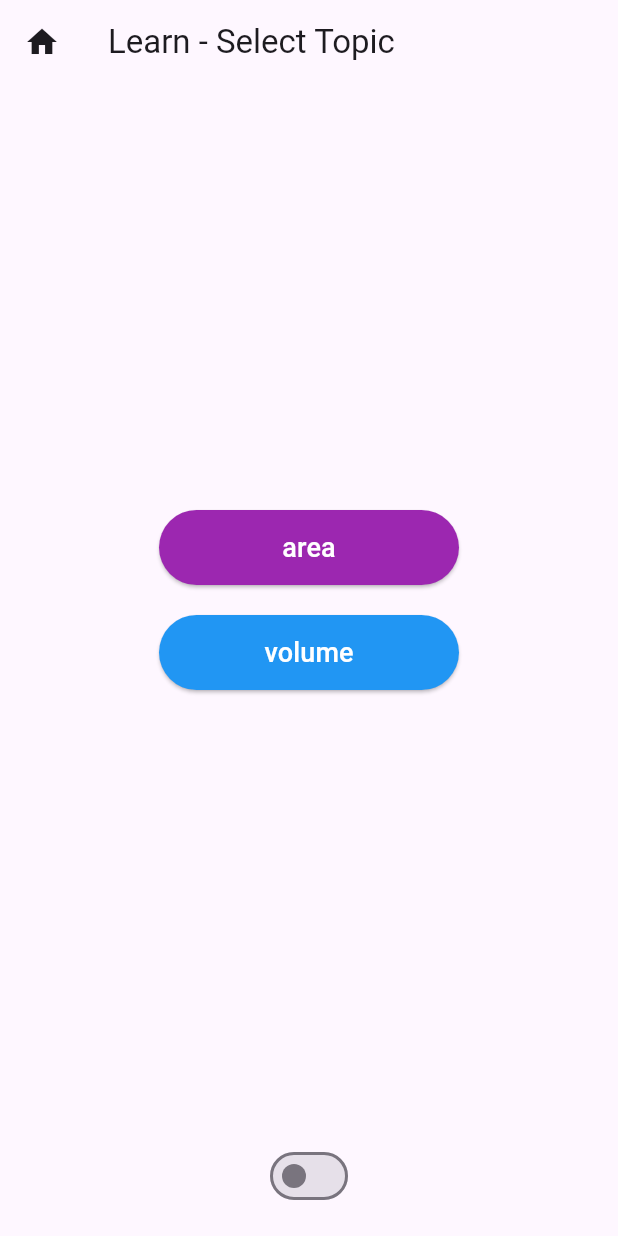
After one commit to nisarg-github2000/area-and-volumes, a Flutter app: the screen it shows after launch, after a tap on "Learn", on a phone screen of 412 x 824 dp. The commit adds this screen. Run offline on Flutter 3.47's test engine with Material 3 defaults, Android fonts, the light colour scheme and no system bars; our stand-ins replace logger.

Commit message:
added learn_page.dart and integrated with main.dart

```diff
--- /dev/null
+++ b/lib/app_localizations.dart
@@ -0,0 +1,55 @@
+import 'dart:async';
+import 'dart:convert';
+import 'package:flutter/material.dart';
+import 'package:flutter/services.dart';
+
+class AppLocalizations {
+  final Locale locale;
+
+  AppLocalizations(this.locale);
+
+  static AppLocalizations? of(BuildContext context) {
+    return Localizations.of<AppLocalizations>(context, AppLocalizations);
+  }
+
+  static const LocalizationsDelegate<AppLocalizations> delegate =
+      _AppLocalizationsDelegate();
+
+  late Map<String, String> _localizedStrings;
+
+  Future<bool> load() async {
+    String jsonString = await rootBundle
+        .loadString('assets/translations/${locale.languageCode}.json');
+    Map<String, dynamic> jsonMap = json.decode(jsonString);
+
+    _localizedStrings = jsonMap.map((key, value) {
+      return MapEntry(key, value.toString());
+    });
+
+    return true;
+  }
+
+  String? translate(String key) {
+    return _localizedStrings[key];
+  }
+}
+
+class _AppLocalizationsDelegate
+    extends LocalizationsDelegate<AppLocalizations> {
+  const _AppLocalizationsDelegate();
+
+  @override
+  bool isSupported(Locale locale) {
+    return ['en', 'es'].contains(locale.languageCode);
+  }
+
+  @override
+  Future<AppLocalizations> load(Locale locale) async {
+    AppLocalizations localizations = AppLocalizations(locale);
+    await localizations.load();
+    return localizations;
+  }
+
+  @override
+  bool shouldReload(_AppLocalizationsDelegate old) => false;
+}
--- /dev/null
+++ b/lib/learn_page.dart
@@ -0,0 +1,65 @@
+import 'package:flutter/material.dart';
+import 'package:area_and_volume/app_localizations.dart';
+
+class LearnPage extends StatelessWidget {
+  const LearnPage({Key? key}) : super(key: key);
+
+  @override
+  Widget build(BuildContext context) {
+    return Scaffold(
+      appBar: AppBar(
+        leading: IconButton(
+          icon: const Icon(Icons.home),
+          onPressed: () {
+            Navigator.of(context).pop();
+          },
+        ),
+        title: Text(
+            AppLocalizations.of(context)!.translate('learn_select_topic') ??
+                'Learn - Select Topic'),
+      ),
+      body: Center(
+        child: Column(
+          mainAxisAlignment: MainAxisAlignment.center,
+          children: [
+            _buildButton(context, 'area', Colors.purple),
+            const SizedBox(height: 20),
+            _buildButton(context, 'volume', Colors.blue),
+          ],
+        ),
+      ),
+      bottomNavigationBar: Padding(
+        padding: const EdgeInsets.all(16.0),
+        child: Switch(
+          value: Localizations.localeOf(context).languageCode == 'es',
+          onChanged: (bool value) {
+            String newLocale = value ? 'es' : 'en';
+            Navigator.of(context).pushReplacementNamed('/');
+            // Implement changing the locale here
+          },
+          activeColor: Colors.green,
+        ),
+      ),
+    );
+  }
+
+  Widget _buildButton(BuildContext context, String textKey, Color color) {
+    return SizedBox(
+      width: 200,
+      height: 50,
+      child: ElevatedButton(
+        onPressed: () {},
+        style: ElevatedButton.styleFrom(
+          backgroundColor: color,
+          shape: RoundedRectangleBorder(
+            borderRadius: BorderRadius.circular(30),
+          ),
+        ),
+        child: Text(
+          AppLocalizations.of(context)!.translate(textKey) ?? textKey,
+          style: const TextStyle(fontSize: 18, color: Colors.white),
+        ),
+      ),
+    );
+  }
+}
--- a/lib/main.dart
+++ b/lib/main.dart
@@ -3,6 +3,8 @@ import 'package:flutter_localizations/flutter_localizations.dart';
 import 'package:flutter/services.dart';
 import 'dart:convert';
 import 'package:logger/logger.dart';
+import 'package:area_and_volume/app_localizations.dart';
+import 'package:area_and_volume/learn_page.dart';
 
 void main() {
   runApp(const AreaAndVolumeApp());
@@ -66,6 +68,7 @@ class AreaAndVolumeAppState extends State<AreaAndVolumeApp> {
     return MaterialApp(
       locale: _locale,
       localizationsDelegates: const [
+        AppLocalizations.delegate,
         GlobalMaterialLocalizations.delegate,
         GlobalWidgetsLocalizations.delegate,
         GlobalCupertinoLocalizations.delegate,
@@ -74,7 +77,31 @@ class AreaAndVolumeAppState extends State<AreaAndVolumeApp> {
         Locale('en', ''),
         Locale('es', ''),
       ],
-      home: Scaffold(
+      routes: {
+        '/': (context) => MainScreen(
+              localizedStrings: _localizedStrings,
+              changeLanguage: _changeLanguage,
+            ),
+        '/learn': (context) => const LearnPage(),
+      },
+      initialRoute: '/',
+    );
+  }
+}
+
+class MainScreen extends StatelessWidget {
+  final Map<String, String> localizedStrings;
+  final VoidCallback changeLanguage;
+
+  const MainScreen({
+    Key? key,
+    required this.localizedStrings,
+    required this.changeLanguage,
+  }) : super(key: key);
+
+  @override
+  Widget build(BuildContext context) {
+    return Scaffold(
       backgroundColor: Colors.white,
       body: Center(
         child: Column(
@@ -82,38 +109,41 @@ class AreaAndVolumeAppState extends State<AreaAndVolumeApp> {
           children: <Widget>[
             const SizedBox(height: 20),
             Text(
-                _localizedStrings['title'] ?? 'Loading...',
-                style:
-                    const TextStyle(fontSize: 24, fontWeight: FontWeight.bold),
+              localizedStrings['title'] ?? 'Loading...',
+              style: const TextStyle(fontSize: 24, fontWeight: FontWeight.bold),
             ),
             const SizedBox(height: 40),
-              _buildButton(_localizedStrings['learn'] ?? 'Learn', Colors.pink),
+            _buildButton(context, localizedStrings['learn'] ?? 'Learn',
+                Colors.pink, '/learn'),
             const SizedBox(height: 20),
-              _buildButton(
-                  _localizedStrings['practice'] ?? 'Practice', Colors.green),
+            _buildButton(context, localizedStrings['practice'] ?? 'Practice',
+                Colors.green, '/practice'),
             const SizedBox(height: 20),
-              _buildButton(_localizedStrings['play'] ?? 'Play', Colors.blue),
+            _buildButton(context, localizedStrings['play'] ?? 'Play',
+                Colors.blue, '/play'),
             const SizedBox(height: 40),
             Switch(
-                value: _locale.languageCode == 'es',
+              value: Localizations.localeOf(context).languageCode == 'es',
               onChanged: (bool value) {
-                  _changeLanguage();
+                changeLanguage();
               },
               activeColor: Colors.green,
             ),
           ],
         ),
       ),
-      ),
     );
   }
 
-  Widget _buildButton(String text, Color color) {
+  Widget _buildButton(
+      BuildContext context, String text, Color color, String route) {
     return SizedBox(
       width: 200,
       height: 50,
       child: ElevatedButton(
-        onPressed: () {},
+        onPressed: () {
+          Navigator.pushNamed(context, route);
+        },
         style: ElevatedButton.styleFrom(
           backgroundColor: color,
           shape: RoundedRectangleBorder(
```
Lines whose indentation alone changed are shown as unchanged.
